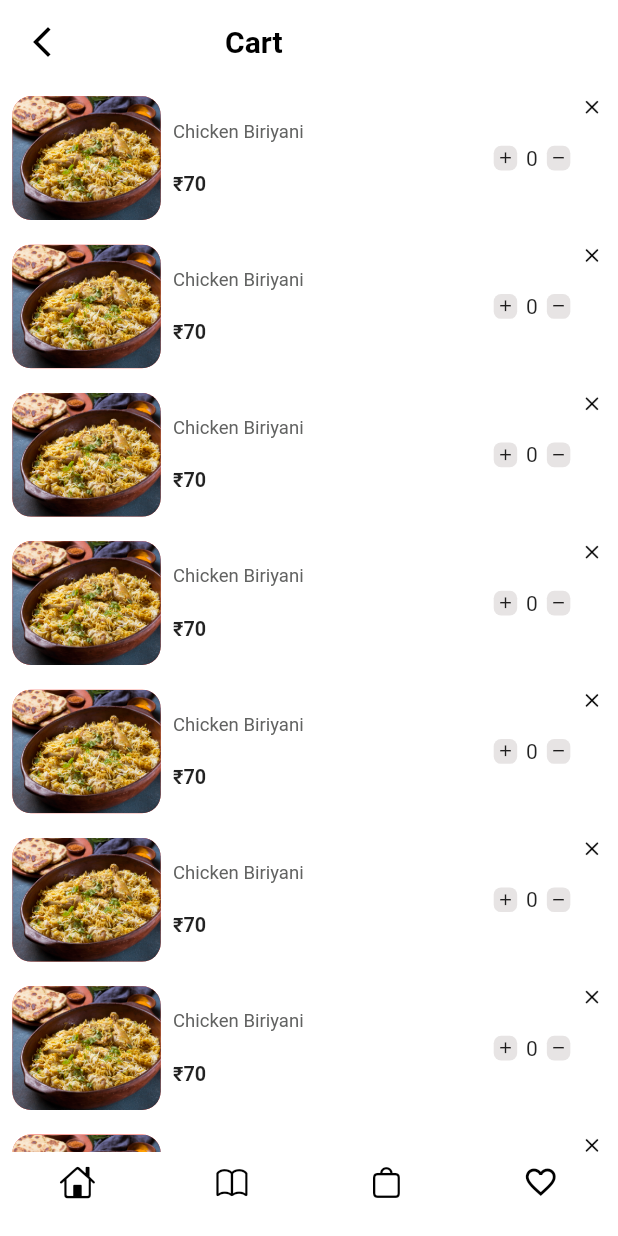
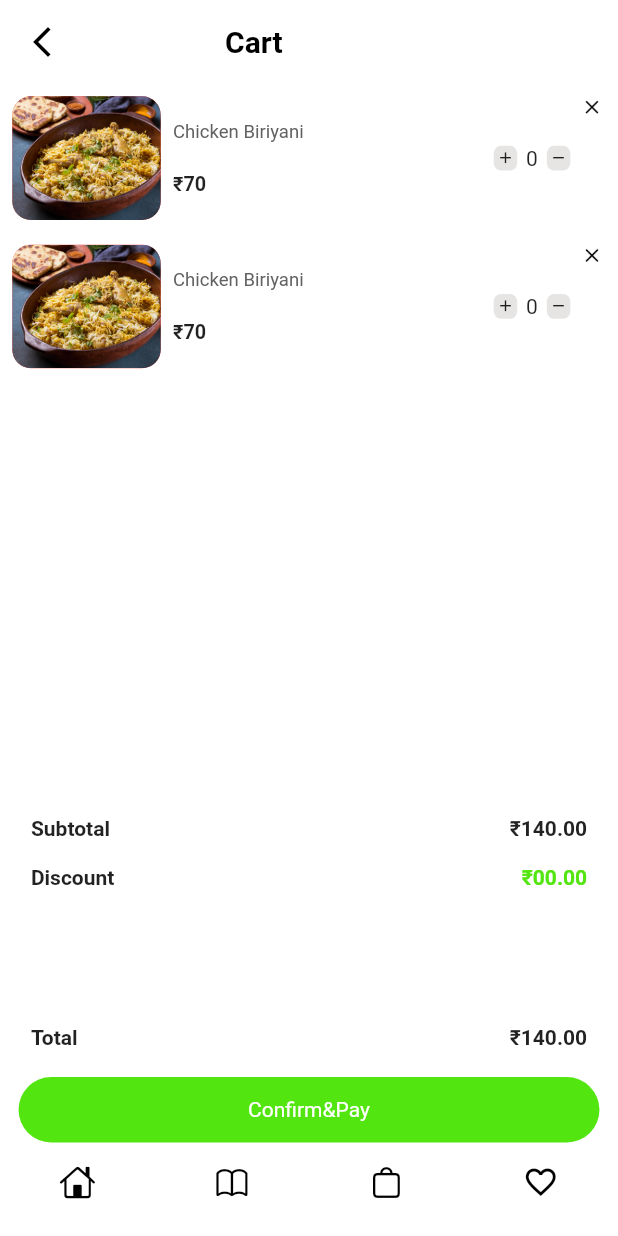
Before and after one commit to shaanis/shaanis, a Flutter app: the screen it shows after launch, item 3 of the bottom bar chosen, on a phone screen of 412 x 824 dp. Run offline on Flutter 3.47's test engine with Material 2 defaults, Android fonts, the light colour scheme and no system bars; our stand-ins replace flutter_rating_bar, google_fonts, lottie.

Commit message:
first commit

```diff
--- a/lib/cart.dart
+++ b/lib/cart.dart
@@ -66,7 +66,8 @@ class _CartPageState extends State<CartPage> {
           children: [
             Expanded(
               child: ListView.builder(
-                itemCount: 12,
+                shrinkWrap: true,
+                itemCount: 2,
                 itemBuilder: (context, index) {
                   return Container(
                     margin: EdgeInsets.all(height * .005),
@@ -167,6 +168,55 @@ class _CartPageState extends State<CartPage> {
                 },
               ),
             ),
+            SizedBox(height: height*.005,),
+            Row(
+              children: [
+                SizedBox(width: width*.05,),
+                Text("Subtotal",style: TextStyle(fontWeight: FontWeight.bold),),
+                Spacer(),
+                Text("₹140.00",style: TextStyle(fontWeight: FontWeight.bold),),
+                SizedBox(width: width*.05,),
+              ],
+            ),
+            SizedBox(height: height*.02,),
+            Row(
+              children: [
+                SizedBox(width: width*.05,),
+                Text("Discount",style: TextStyle(fontWeight: FontWeight.bold),),
+                Spacer(),
+                Text("₹00.00",style: TextStyle(fontWeight: FontWeight.bold,color: Color(0xff53e510)),),
+                SizedBox(width: width*.05,),
+              ],
+            ),
+            SizedBox(height: height*.11,),
+            Row(
+              children: [
+                SizedBox(width: width*.05,),
+                Text("Total",style: TextStyle(fontWeight: FontWeight.bold),),
+                Spacer(),
+                Text("₹140.00",style: TextStyle(fontWeight: FontWeight.bold),),
+                SizedBox(width: width*.05,),
+              ],
+            ),
+            SizedBox(height: height*.02,),
+            ElevatedButton(
+              style: ElevatedButton.styleFrom(
+                minimumSize: Size(width*.94, height*.053),
+                elevation: 0,
+                backgroundColor: Color(0xff53e510),
+                shape: RoundedRectangleBorder(
+                    borderRadius: BorderRadius.circular(30)),
+              ),
+              onPressed: () {
+                Navigator.push(context,
+                    MaterialPageRoute(builder: (context) => PaymentPage()));
+              },
+              child: Text(
+                "Confirm&Pay",
+                style: TextStyle(fontWeight: FontWeight.w400),
+              ),
+            ),
+            SizedBox(height: height*.005,),
           ],
         ),
       ),
```
Also changed, not shown: pubspec.lock, 1 other file.
